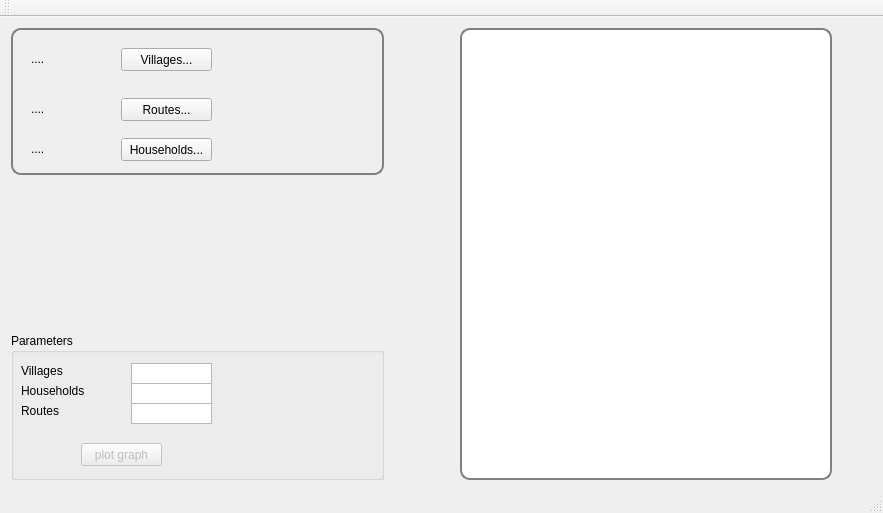
This is Nouna_PCVRP/qt-project/ver00/nouna_project/mainwindow.ui in tikhoncheva/work as Qt 5 draws it before an edit. The edited form follows.
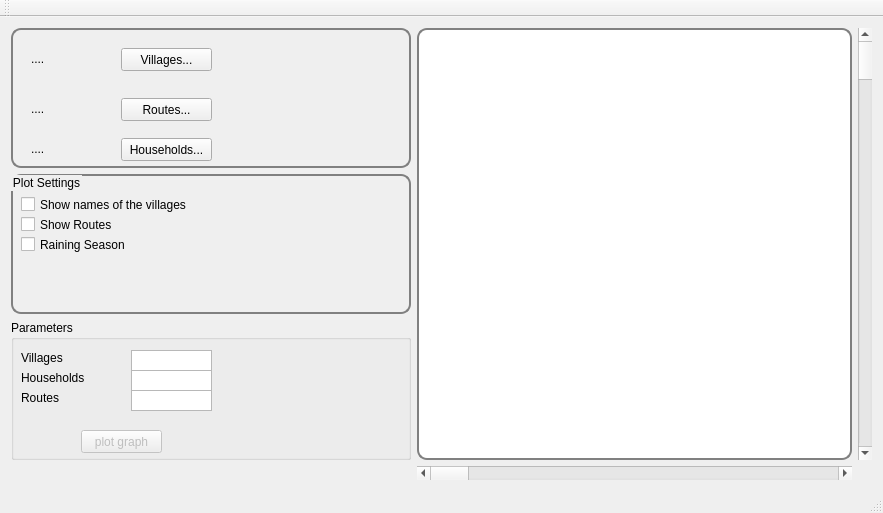
This is the edited form. Custom widgets are drawn as their Qt base class.

The edit to the form file:
```diff
--- a/Nouna_PCVRP/qt-project/ver00/nouna_project/mainwindow.ui
+++ b/Nouna_PCVRP/qt-project/ver00/nouna_project/mainwindow.ui
@@ -23,6 +23,74 @@
    <layout class="QVBoxLayout" name="verticalLayout">
     <item>
      <layout class="QGridLayout" name="gridLayout">
+      <item row="3" column="1">
+       <widget class="QScrollBar" name="horizontalScrollBar">
+        <property name="value">
+         <number>0</number>
+        </property>
+        <property name="orientation">
+         <enum>Qt::Horizontal</enum>
+        </property>
+       </widget>
+      </item>
+      <item row="1" column="0">
+       <widget class="QGroupBox" name="groupBoxPlotSetting">
+        <property name="styleSheet">
+         <string notr="true">#groupBoxPlotSetting {
+border: 2px solid gray;
+border-radius: 10px;
+}</string>
+        </property>
+        <property name="title">
+         <string>Plot Settings</string>
+        </property>
+        <widget class="QCheckBox" name="checkBoxVillageNames">
+         <property name="geometry">
+          <rect>
+           <x>10</x>
+           <y>20</y>
+           <width>191</width>
+           <height>21</height>
+          </rect>
+         </property>
+         <property name="text">
+          <string>Show names of the villages</string>
+         </property>
+        </widget>
+        <widget class="QCheckBox" name="checkBoxShowRoutes">
+         <property name="geometry">
+          <rect>
+           <x>10</x>
+           <y>40</y>
+           <width>111</width>
+           <height>21</height>
+          </rect>
+         </property>
+         <property name="text">
+          <string>Show Routes</string>
+         </property>
+        </widget>
+        <widget class="QCheckBox" name="checkBoxRainingSeazon">
+         <property name="geometry">
+          <rect>
+           <x>10</x>
+           <y>60</y>
+           <width>131</width>
+           <height>21</height>
+          </rect>
+         </property>
+         <property name="sizePolicy">
+          <sizepolicy hsizetype="Minimum" vsizetype="Fixed">
+           <horstretch>0</horstretch>
+           <verstretch>0</verstretch>
+          </sizepolicy>
+         </property>
+         <property name="text">
+          <string>Raining Season</string>
+         </property>
+        </widget>
+       </widget>
+      </item>
       <item row="0" column="0">
        <widget class="QFrame" name="frame">
         <property name="sizePolicy">
@@ -144,22 +212,6 @@
         </widget>
        </widget>
       </item>
-      <item row="0" column="1">
-       <spacer name="horizontalSpacer">
-        <property name="orientation">
-         <enum>Qt::Horizontal</enum>
-        </property>
-        <property name="sizeType">
-         <enum>QSizePolicy::Maximum</enum>
-        </property>
-        <property name="sizeHint" stdset="0">
-         <size>
-          <width>70</width>
-          <height>20</height>
-         </size>
-        </property>
-       </spacer>
-      </item>
       <item row="2" column="0">
        <widget class="QGroupBox" name="groupBoxPar">
         <property name="enabled">
@@ -290,39 +342,7 @@
         </widget>
        </widget>
       </item>
-      <item row="0" column="3">
-       <spacer name="horizontalSpacer_3">
-        <property name="orientation">
-         <enum>Qt::Horizontal</enum>
-        </property>
-        <property name="sizeType">
-         <enum>QSizePolicy::Maximum</enum>
-        </property>
-        <property name="sizeHint" stdset="0">
-         <size>
-          <width>40</width>
-          <height>20</height>
-         </size>
-        </property>
-       </spacer>
-      </item>
-      <item row="2" column="3">
-       <spacer name="horizontalSpacer_4">
-        <property name="orientation">
-         <enum>Qt::Horizontal</enum>
-        </property>
-        <property name="sizeType">
-         <enum>QSizePolicy::Maximum</enum>
-        </property>
-        <property name="sizeHint" stdset="0">
-         <size>
-          <width>40</width>
-          <height>20</height>
-         </size>
-        </property>
-       </spacer>
-      </item>
-      <item row="0" column="2" rowspan="3">
+      <item row="0" column="1" rowspan="3">
        <widget class="QCustomPlot" name="widget" native="true">
         <property name="sizePolicy">
          <sizepolicy hsizetype="Preferred" vsizetype="Preferred">
@@ -339,37 +359,15 @@
         </property>
        </widget>
       </item>
-      <item row="2" column="1">
-       <spacer name="horizontalSpacer_2">
-        <property name="orientation">
-         <enum>Qt::Horizontal</enum>
+      <item row="0" column="2" rowspan="3">
+       <widget class="QScrollBar" name="verticalScrollBar">
+        <property name="value">
+         <number>0</number>
         </property>
-        <property name="sizeType">
-         <enum>QSizePolicy::Maximum</enum>
-        </property>
-        <property name="sizeHint" stdset="0">
-         <size>
-          <width>40</width>
-          <height>20</height>
-         </size>
-        </property>
-       </spacer>
-      </item>
-      <item row="1" column="0">
-       <spacer name="verticalSpacer">
         <property name="orientation">
          <enum>Qt::Vertical</enum>
         </property>
-        <property name="sizeType">
-         <enum>QSizePolicy::Fixed</enum>
-        </property>
-        <property name="sizeHint" stdset="0">
-         <size>
-          <width>20</width>
-          <height>20</height>
-         </size>
-        </property>
-       </spacer>
+       </widget>
       </item>
      </layout>
     </item>
```
